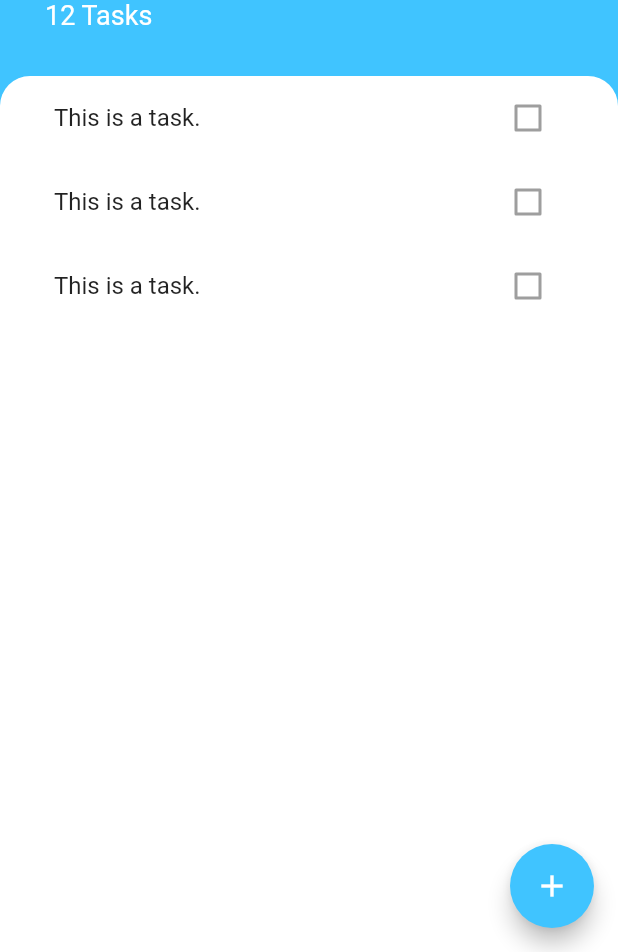
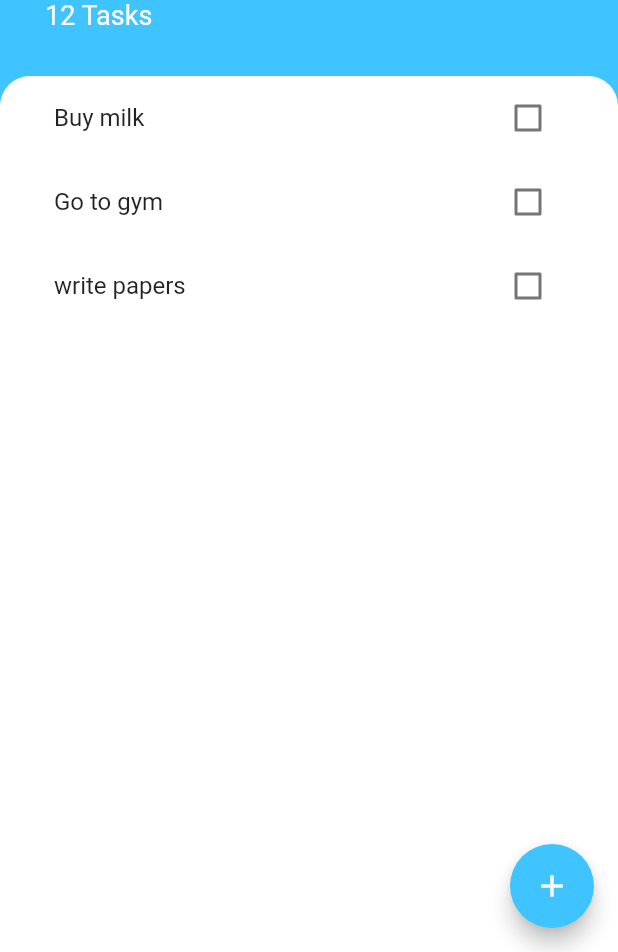
Before and after one commit to atik666/Todoey, a Flutter app: the screen it shows after launch, on a phone screen of 412 x 824 dp, the part 284-1236 px from its top. Run offline on Flutter 3.47's test engine with Material 2 defaults, Android fonts, the phone set to English and light mode, and no system bars.

Commit message:
commit 21/10/21

```diff
--- /dev/null
+++ b/lib/models/task.dart
@@ -0,0 +1,11 @@
+class Task{
+  final String name;
+  bool isDone;
+
+  Task({this.name, this.isDone = false});
+
+  void toggleDone(){
+    isDone = !isDone;
+  }
+
+}
--- a/lib/widgets/task_tile.dart
+++ b/lib/widgets/task_tile.dart
@@ -2,14 +2,26 @@ import 'package:flutter/material.dart';
 import 'package:todoey_flutter/screens/tasks_screen.dart';
 
 class TaskTile extends StatelessWidget {
+
+  final bool isChecked;
+  final String taskTitle;
+  final Function checkboxCallback;
+
+  TaskTile({this.isChecked, this.taskTitle, this.checkboxCallback});
+
   @override
   Widget build(BuildContext context) {
     return ListTile(
       title: Text(
-        'This is a task.',
+        taskTitle,
+        style: TextStyle(decoration: isChecked ?
+        TextDecoration.lineThrough :
+          TextDecoration.none,),
       ),
       trailing: Checkbox(
-        value: false,
+        activeColor: Colors.lightBlueAccent,
+        value: isChecked,
+        onChanged: checkboxCallback,
       ),
     );
   }
--- a/lib/widgets/tasks_list.dart
+++ b/lib/widgets/tasks_list.dart
@@ -1,16 +1,34 @@
 import 'package:flutter/material.dart';
 import 'package:todoey_flutter/screens/tasks_screen.dart';
 import 'package:todoey_flutter/widgets/task_tile.dart';
+import 'package:todoey_flutter/models/task.dart';
 
-class TasksList extends StatelessWidget {
+class TasksList extends StatefulWidget {
+  @override
+  _TasksListState createState() => _TasksListState();
+}
+
+class _TasksListState extends State<TasksList> {
+
+  List<Task> tasks = [
+    Task(name: 'Buy milk'),
+    Task(name: 'Go to gym'),
+    Task(name: 'write papers'),
+  ];
+
   @override
   Widget build(BuildContext context) {
-    return ListView(
-      children: [
-        TaskTile(),
-        TaskTile(),
-        TaskTile(),
-      ],
+    return ListView.builder(itemBuilder: (context, index) {
+      return TaskTile(taskTitle: tasks[index].name,
+        isChecked: tasks[index].isDone,
+        checkboxCallback: ( bool checkboxState){
+        setState(() {
+          tasks[index].toggleDone();
+        });
+      },
+      );
+    },
+      itemCount: tasks.length,
     );
   }
 }
```
